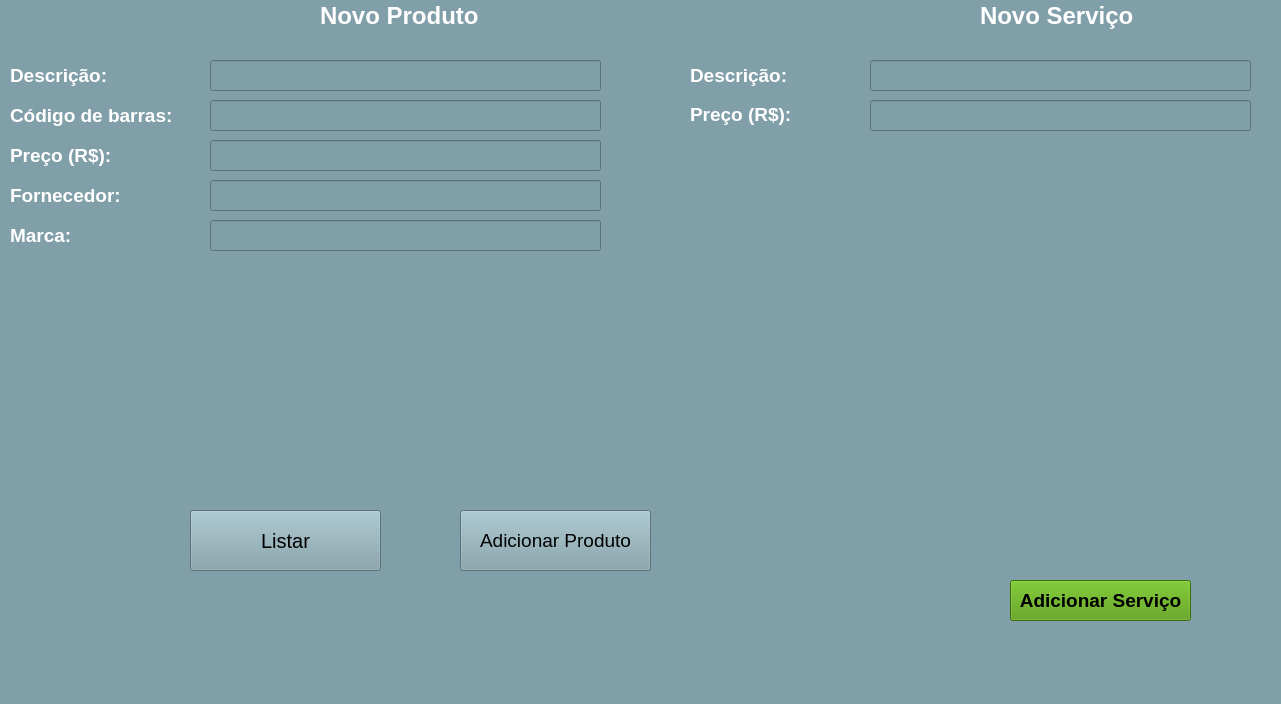
Old version of the form Novo Produto e Serviço.ui in the repository LeonardoMateini/KBT_System.
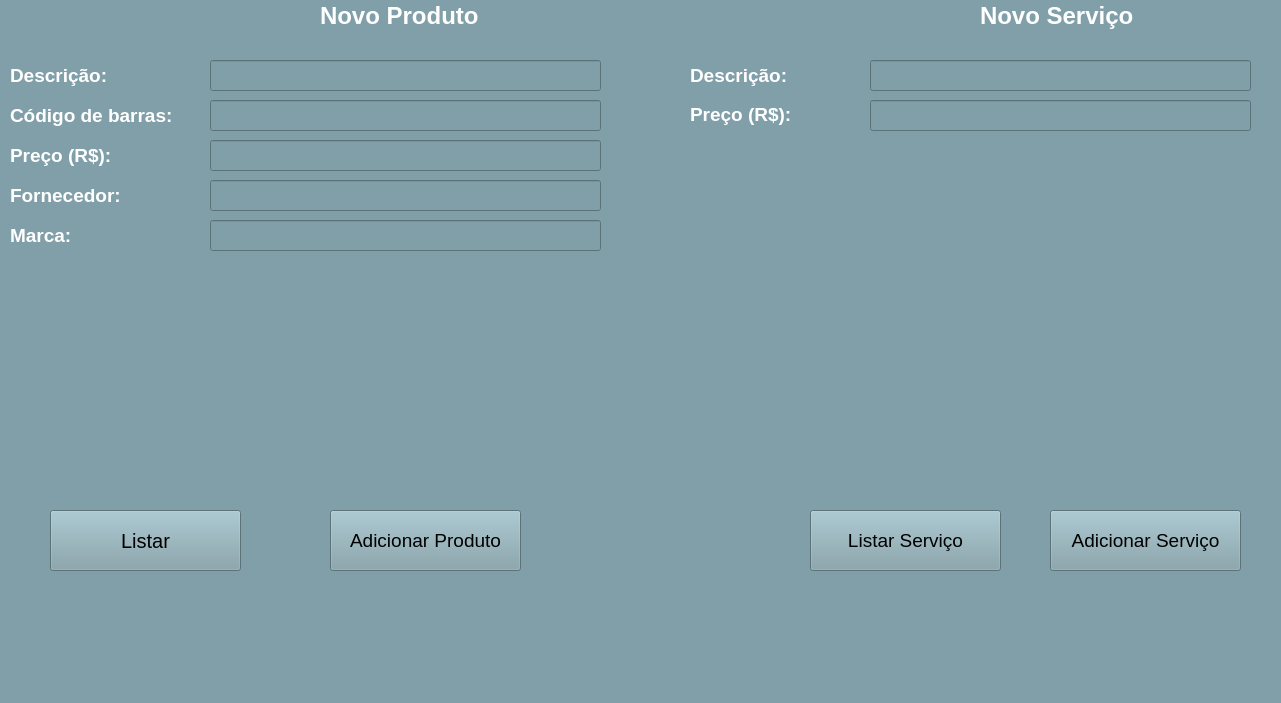
New version of the form.

Commit message: editar, excluir, salvar serviço

The edit to the form file:
```diff
--- a/Novo Produto e Serviço.ui
+++ b/Novo Produto e Serviço.ui
@@ -7,7 +7,7 @@
     <x>0</x>
     <y>0</y>
     <width>1281</width>
-    <height>704</height>
+    <height>703</height>
    </rect>
   </property>
   <property name="windowTitle">
@@ -43,7 +43,7 @@
    <widget class="QPushButton" name="pushButton_2">
     <property name="geometry">
      <rect>
-      <x>460</x>
+      <x>330</x>
       <y>510</y>
       <width>191</width>
       <height>61</height>
@@ -249,29 +249,6 @@
      <string>Preço (R$):</string>
     </property>
    </widget>
-   <widget class="QPushButton" name="pushButton_5">
-    <property name="geometry">
-     <rect>
-      <x>1010</x>
-      <y>580</y>
-      <width>181</width>
-      <height>41</height>
-     </rect>
-    </property>
-    <property name="font">
-     <font>
-      <pointsize>14</pointsize>
-      <weight>75</weight>
-      <bold>true</bold>
-     </font>
-    </property>
-    <property name="styleSheet">
-     <string notr="true">background-color: rgb(78, 154, 6);</string>
-    </property>
-    <property name="text">
-     <string>Adicionar Serviço</string>
-    </property>
-   </widget>
    <widget class="QLabel" name="label_12">
     <property name="geometry">
      <rect>
@@ -369,7 +346,7 @@
    <widget class="QPushButton" name="pushButton">
     <property name="geometry">
      <rect>
-      <x>190</x>
+      <x>50</x>
       <y>510</y>
       <width>191</width>
       <height>61</height>
@@ -387,6 +364,54 @@
      <string>Listar</string>
     </property>
    </widget>
+   <widget class="QPushButton" name="pushButton_3">
+    <property name="geometry">
+     <rect>
+      <x>1050</x>
+      <y>510</y>
+      <width>191</width>
+      <height>61</height>
+     </rect>
+    </property>
+    <property name="font">
+     <font>
+      <pointsize>14</pointsize>
+      <weight>50</weight>
+      <bold>false</bold>
+      <kerning>false</kerning>
+     </font>
+    </property>
+    <property name="styleSheet">
+     <string notr="true">background-color: rgb(128, 159, 168);</string>
+    </property>
+    <property name="text">
+     <string>Adicionar Serviço</string>
+    </property>
+   </widget>
+   <widget class="QPushButton" name="pushButton_4">
+    <property name="geometry">
+     <rect>
+      <x>810</x>
+      <y>510</y>
+      <width>191</width>
+      <height>61</height>
+     </rect>
+    </property>
+    <property name="font">
+     <font>
+      <pointsize>14</pointsize>
+      <weight>50</weight>
+      <bold>false</bold>
+      <kerning>false</kerning>
+     </font>
+    </property>
+    <property name="styleSheet">
+     <string notr="true">background-color: rgb(128, 159, 168);</string>
+    </property>
+    <property name="text">
+     <string>Listar Serviço</string>
+    </property>
+   </widget>
   </widget>
   <widget class="QMenuBar" name="menubar">
    <property name="geometry">
```
The commit also changes 3 other files.
